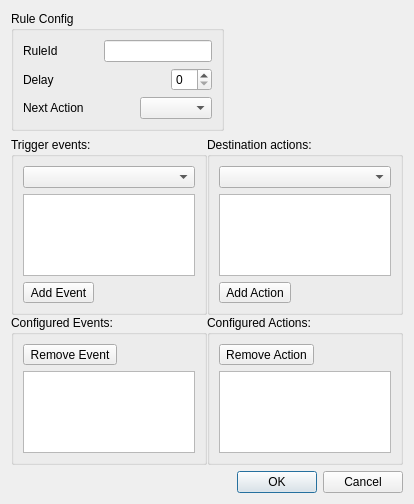
Qt form Software/JarvisServer/jarvisServer/gruleeditorwidget.ui (makespacemadrid/Jarvis) before a commit.
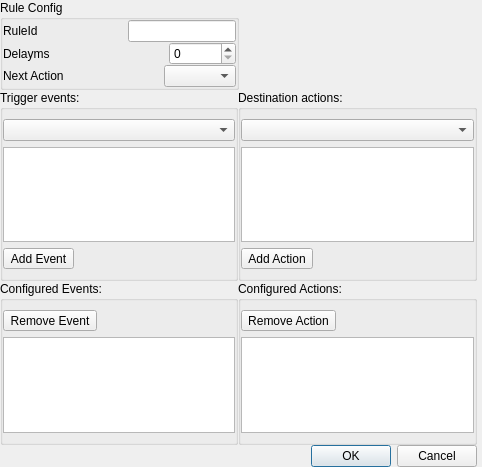
The same form after that commit.

What changed in the file:
```diff
--- a/Software/JarvisServer/jarvisServer/gruleeditorwidget.ui
+++ b/Software/JarvisServer/jarvisServer/gruleeditorwidget.ui
@@ -6,22 +6,55 @@
    <rect>
     <x>0</x>
     <y>0</y>
-    <width>414</width>
-    <height>504</height>
+    <width>482</width>
+    <height>467</height>
    </rect>
   </property>
   <property name="windowTitle">
    <string>Dialog</string>
   </property>
   <layout class="QVBoxLayout" name="verticalLayout_8">
+   <property name="spacing">
+    <number>0</number>
+   </property>
+   <property name="leftMargin">
+    <number>0</number>
+   </property>
+   <property name="topMargin">
+    <number>0</number>
+   </property>
+   <property name="rightMargin">
+    <number>5</number>
+   </property>
+   <property name="bottomMargin">
+    <number>0</number>
+   </property>
    <item>
     <layout class="QHBoxLayout" name="horizontalLayout_5">
+     <property name="spacing">
+      <number>0</number>
+     </property>
      <item>
       <widget class="QGroupBox" name="groupBox_5">
        <property name="title">
         <string>Rule Config</string>
        </property>
        <layout class="QVBoxLayout" name="verticalLayout_7">
+        <property name="spacing">
+         <number>0</number>
+        </property>
+        <property name="leftMargin">
+         <number>0</number>
+        </property>
+        <property name="topMargin">
+         <number>0</number>
+        </property>
+        <property name="rightMargin">
+         <number>0</number>
+        </property>
+        <property name="bottomMargin">
+         <number>0</number>
+        </property>
         <item>
          <layout class="QHBoxLayout" name="horizontalLayout_4">
           <item>
@@ -54,7 +87,7 @@
           <item>
            <widget class="QLabel" name="label_2">
             <property name="text">
-             <string>Delay</string>
+             <string>Delayms</string>
             </property>
            </widget>
           </item>
@@ -72,7 +105,11 @@
            </spacer>
           </item>
           <item>
-           <widget class="QSpinBox" name="spinDelay"/>
+           <widget class="QSpinBox" name="spinDelay">
+            <property name="maximum">
+             <number>100000</number>
+            </property>
+           </widget>
           </item>
          </layout>
         </item>
@@ -137,6 +174,12 @@
           <string>Trigger events:</string>
          </property>
          <layout class="QVBoxLayout" name="verticalLayout">
+          <property name="leftMargin">
+           <number>0</number>
+          </property>
+          <property name="rightMargin">
+           <number>0</number>
+          </property>
           <item>
            <widget class="QComboBox" name="comboSourceNode"/>
           </item>
@@ -159,6 +202,12 @@
           <string>Configured Events:</string>
          </property>
          <layout class="QVBoxLayout" name="verticalLayout_3">
+          <property name="leftMargin">
+           <number>0</number>
+          </property>
+          <property name="rightMargin">
+           <number>0</number>
+          </property>
           <item>
            <widget class="QToolButton" name="btnRemoveEvent">
             <property name="text">
@@ -182,6 +231,12 @@
           <string>Destination actions:</string>
          </property>
          <layout class="QVBoxLayout" name="verticalLayout_2">
+          <property name="leftMargin">
+           <number>0</number>
+          </property>
+          <property name="rightMargin">
+           <number>0</number>
+          </property>
           <item>
            <widget class="QComboBox" name="comboDestNode"/>
           </item>
@@ -204,6 +259,12 @@
           <string>Configured Actions:</string>
          </property>
          <layout class="QVBoxLayout" name="verticalLayout_4">
+          <property name="leftMargin">
+           <number>0</number>
+          </property>
+          <property name="rightMargin">
+           <number>0</number>
+          </property>
           <item>
            <widget class="QToolButton" name="btnRemoveAction">
             <property name="text">
```
